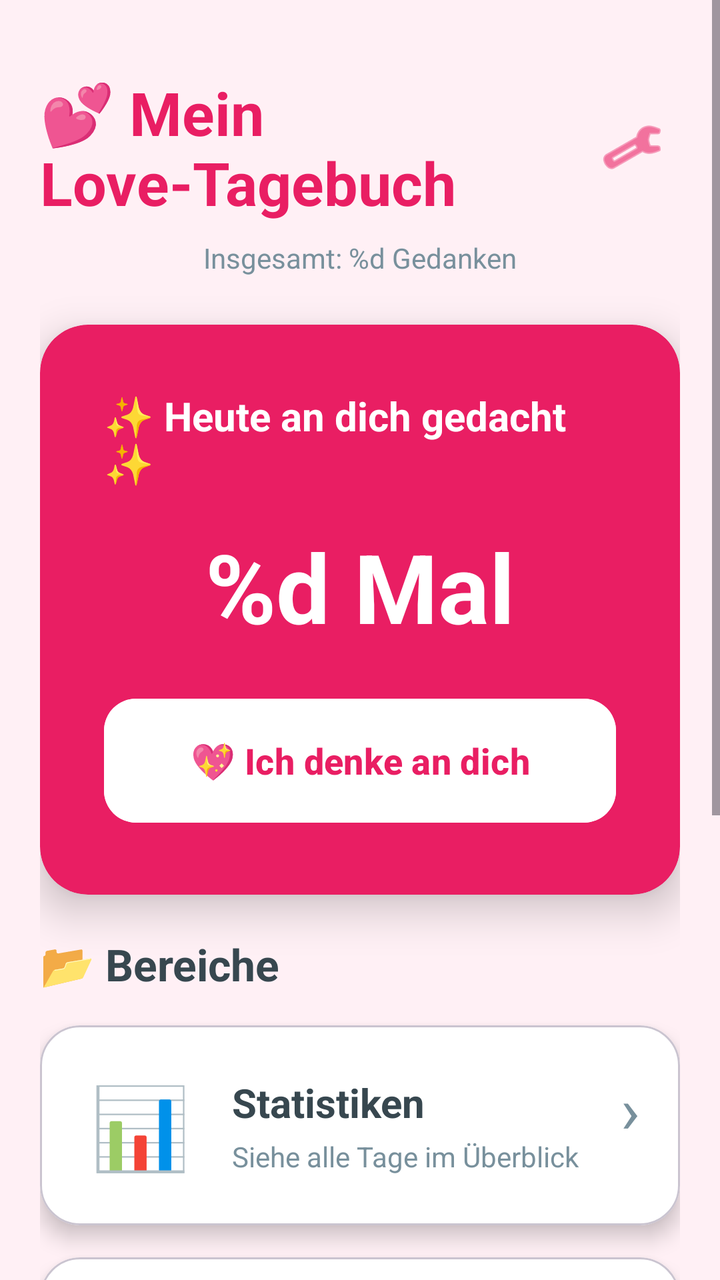
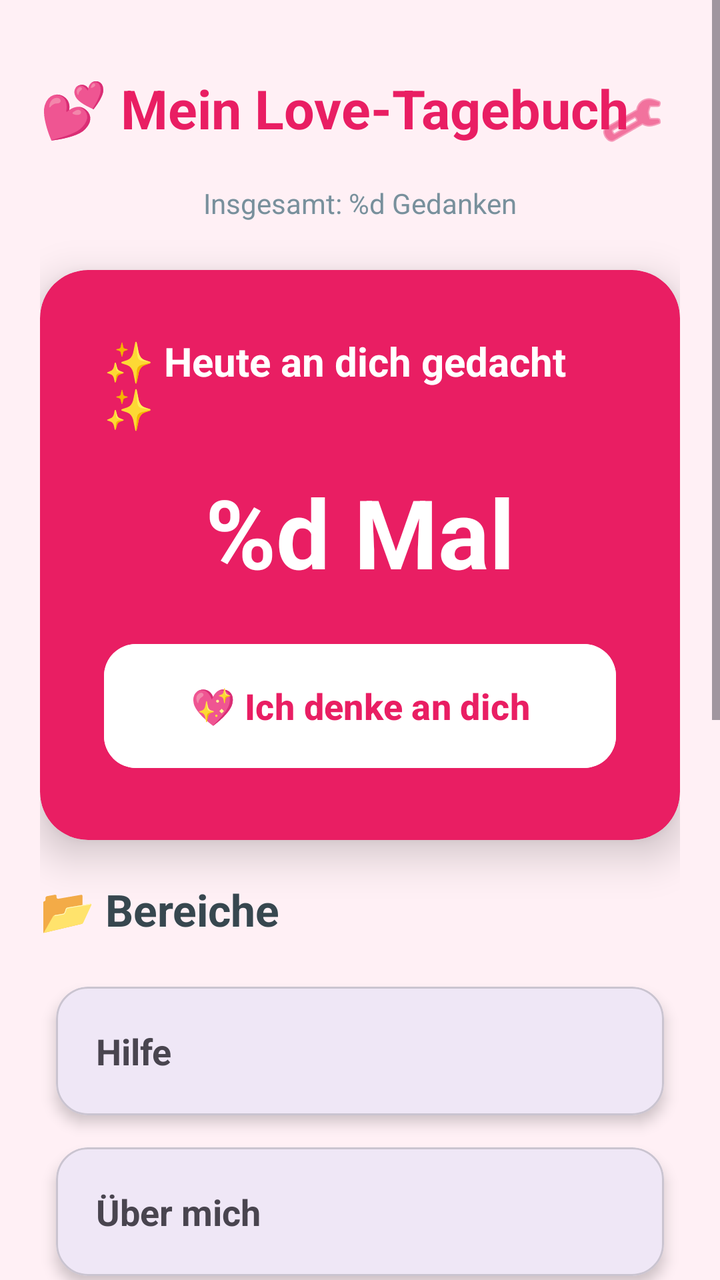

The first picture is an Android layout as it rendered before a commit; the second is the same layout after the commit. The layout source and the unified diff follow.
<!-- AndroidManifest.xml: application theme Theme.MeinTagebuch -->
<!-- res/layout/activity_main.xml -->
<?xml version="1.0" encoding="utf-8"?>
<ScrollView
    xmlns:android="http://schemas.android.com/apk/res/android"
    xmlns:app="http://schemas.android.com/apk/res-auto"
    android:layout_width="match_parent"
    android:layout_height="match_parent"
    android:background="@color/background">

    <LinearLayout
        android:layout_width="match_parent"
        android:layout_height="wrap_content"
        android:orientation="vertical"
        android:padding="20dp">

        
        <RelativeLayout
            android:layout_width="match_parent"
            android:layout_height="wrap_content"
            android:layout_marginTop="16dp"
            android:layout_marginBottom="8dp">

            

            
            <TextView
                android:id="@+id/mainTitle"
                android:layout_width="wrap_content"
                android:layout_height="wrap_content"
                android:text="@string/main_title"
                android:textColor="@color/primary"
                android:textSize="30sp"
                android:textStyle="bold" />

            <ImageView
                android:id="@+id/settingsButton"
                android:layout_width="48dp"
                android:layout_height="48dp"
                android:layout_alignParentEnd="true"
                android:layout_centerVertical="true"
                android:src="@android:drawable/ic_menu_preferences"
                android:padding="8dp"
                android:background="?attr/selectableItemBackgroundBorderless"
                android:contentDescription="Einstellungen"
                app:tint="@color/primary"/>

        </RelativeLayout>

        <TextView
            android:id="@+id/totalThoughtsText"
            android:layout_width="wrap_content"
            android:layout_height="wrap_content"
            android:text="@string/total_thoughts"
            android:textSize="14sp"
            android:textColor="@color/secondary_text"
            android:layout_gravity="center"
            android:layout_marginBottom="24dp"/>

        
        <com.google.android.material.card.MaterialCardView
            android:layout_width="match_parent"
            android:layout_height="wrap_content"
            android:layout_marginBottom="20dp"
            app:cardCornerRadius="24dp"
            app:cardElevation="12dp"
            app:strokeWidth="0dp"
            android:backgroundTint="@color/primary">

            <LinearLayout
                android:layout_width="match_parent"
                android:layout_height="wrap_content"
                android:orientation="vertical"
                android:padding="32dp"
                android:gravity="center">

                <TextView
                    android:layout_width="wrap_content"
                    android:layout_height="wrap_content"
                    android:text="@string/thought_card_title"
                    android:textSize="20sp"
                    android:textColor="@android:color/white"
                    android:textStyle="bold"
                    android:layout_marginBottom="16dp"/>

                <TextView
                    android:id="@+id/thoughtCountText"
                    android:layout_width="wrap_content"
                    android:layout_height="wrap_content"
                    android:text="@string/thought_count"
                    android:textSize="48sp"
                    android:textStyle="bold"
                    android:textColor="@android:color/white"
                    android:layout_marginBottom="20dp"/>

                <Button
                    android:id="@+id/thoughtButton"
                    android:layout_width="match_parent"
                    android:layout_height="70dp"
                    android:text="@string/thought_button"
                    android:textSize="18sp"
                    android:textStyle="bold"
                    android:backgroundTint="@android:color/white"
                    android:textColor="@color/primary"
                    app:cornerRadius="16dp"/>

            </LinearLayout>
        </com.google.android.material.card.MaterialCardView>

        
        <TextView
            android:layout_width="wrap_content"
            android:layout_height="wrap_content"
            android:text="@string/sections_title"
            android:textSize="22sp"
            android:textStyle="bold"
            android:textColor="@color/primary_text"
            android:layout_marginBottom="16dp"/>

        
        <com.google.android.material.card.MaterialCardView
            android:id="@+id/statisticsCard"
            android:layout_width="match_parent"
            android:layout_height="wrap_content"
            android:layout_marginBottom="16dp"
            app:cardCornerRadius="20dp"
            app:cardElevation="6dp"
            android:clickable="true"
            android:focusable="true"
            android:foreground="?attr/selectableItemBackground"
            android:backgroundTint="@color/card_background">

            <LinearLayout
                android:layout_width="match_parent"
                android:layout_height="wrap_content"
                android:orientation="horizontal"
                android:padding="20dp"
                android:gravity="center_vertical">

                <TextView
                    android:layout_width="60dp"
                    android:layout_height="60dp"
                    android:text="📊"
                    android:textSize="40sp"
                    android:gravity="center"/>

                <LinearLayout
                    android:layout_width="0dp"
                    android:layout_height="wrap_content"
                    android:layout_marginStart="16dp"
                    android:layout_weight="1"
                    android:orientation="vertical">

                    <TextView
                        android:layout_height="match_parent"
                        android:layout_width="match_parent"
                        android:text="@string/statistics_title"
                        android:textColor="@color/primary_text"
                        android:textSize="20sp"
                        android:textStyle="bold" />

                    <TextView
                        android:layout_width="match_parent"
                        android:layout_height="match_parent"
                        android:layout_marginTop="4dp"
                        android:text="@string/statistics_subtitle"
                        android:textColor="@color/secondary_text"
                        android:textSize="14sp" />
                </LinearLayout>

                <TextView
                    android:layout_width="wrap_content"
                    android:layout_height="match_parent"
                    android:text="›"
                    android:textSize="32sp"
                    android:textColor="@color/secondary_text"/>
            </LinearLayout>
        </com.google.android.material.card.MaterialCardView>

        
        <com.google.android.material.card.MaterialCardView
            android:id="@+id/diaryCard"
            android:layout_width="match_parent"
            android:layout_height="wrap_content"
            android:layout_marginBottom="16dp"
            app:cardCornerRadius="20dp"
            app:cardElevation="6dp"
            android:clickable="true"
            android:focusable="true"
            android:foreground="?attr/selectableItemBackground"
            android:backgroundTint="@color/card_background">

            <LinearLayout
                android:layout_width="match_parent"
                android:layout_height="wrap_content"
                android:orientation="horizontal"
                android:padding="20dp"
                android:gravity="center_vertical">

                <TextView
                    android:layout_width="60dp"
                    android:layout_height="60dp"
                    android:text="📔"
                    android:textSize="40sp"
                    android:gravity="center"/>

                <LinearLayout
                    android:layout_width="0dp"
                    android:layout_height="wrap_content"
                    android:layout_weight="1"
                    android:orientation="vertical"
                    android:layout_marginStart="16dp">

                    <TextView
                        android:layout_height="match_parent"
                        android:layout_width="match_parent"
                        android:text="@string/diary_title"
                        android:textSize="20sp"
                        android:textStyle="bold"
                        android:textColor="@color/primary_text"/>

                    <TextView
                        android:layout_width="match_parent"
                        android:layout_height="match_parent"
                        android:text="@string/diary_subtitle"
                        android:textSize="14sp"
                        android:textColor="@color/secondary_text"
                        android:layout_marginTop="4dp"/>
                </LinearLayout>

                <TextView
                    android:layout_height="match_parent"
                    android:layout_width="wrap_content"
                    android:text="›"
                    android:textSize="32sp"
                    android:textColor="@color/secondary_text"/>
            </LinearLayout>
        </com.google.android.material.card.MaterialCardView>

        
        <com.google.android.material.card.MaterialCardView
            android:id="@+id/photosCard"
            android:layout_width="match_parent"
            android:layout_height="wrap_content"
            android:layout_marginBottom="16dp"
            app:cardCornerRadius="20dp"
            app:cardElevation="6dp"
            android:clickable="true"
            android:focusable="true"
            android:foreground="?attr/selectableItemBackground"
            android:backgroundTint="@color/card_background">

            <LinearLayout
                android:layout_width="match_parent"
                android:layout_height="wrap_content"
                android:orientation="horizontal"
                android:padding="20dp"
                android:gravity="center_vertical">

                <TextView
                    android:layout_width="60dp"
                    android:layout_height="60dp"
                    android:text="📸"
                    android:textSize="40sp"
                    android:gravity="center"/>

                <LinearLayout
                    android:layout_width="0dp"
                    android:layout_height="wrap_content"
                    android:layout_weight="1"
                    android:orientation="vertical"
                    android:layout_marginStart="16dp">

                    <TextView
                        android:layout_width="match_parent"
                        android:layout_height="match_parent"
                        android:text="@string/photos_title"
                        android:textSize="20sp"
                        android:textStyle="bold"
                        android:textColor="@color/primary_text"/>

                    <TextView
                        android:layout_height="match_parent"
                        android:layout_width="match_parent"
                        android:text="@string/photos_subtitle"
                        android:textSize="14sp"
                        android:textColor="@color/secondary_text"
                        android:layout_marginTop="4dp"/>
                </LinearLayout>

                <TextView
                    android:layout_width="wrap_content"
                    android:layout_height="wrap_content"
                    android:text="›"
                    android:textSize="32sp"
                    android:textColor="@color/secondary_text"/>
            </LinearLayout>
        </com.google.android.material.card.MaterialCardView>

        
        <com.google.android.material.card.MaterialCardView
            android:id="@+id/partnerCard"
            android:layout_width="match_parent"
            android:layout_height="wrap_content"
            android:layout_marginBottom="24dp"
            app:cardCornerRadius="20dp"
            app:cardElevation="6dp"
            android:clickable="true"
            android:focusable="true"
            android:foreground="?attr/selectableItemBackground"
            android:backgroundTint="@color/card_background">

            <LinearLayout
                android:layout_width="match_parent"
                android:layout_height="wrap_content"
                android:orientation="horizontal"
                android:padding="20dp"
                android:gravity="center_vertical">

                <TextView
                    android:layout_width="60dp"
                    android:layout_height="60dp"
                    android:text="👑"
                    android:textSize="40sp"
                    android:gravity="center"/>

                <LinearLayout
                    android:layout_width="0dp"
                    android:layout_height="wrap_content"
                    android:layout_weight="1"
                    android:orientation="vertical"
                    android:layout_marginStart="16dp">

                    <TextView
                        android:layout_height="match_parent"
                        android:layout_width="match_parent"
                        android:text="@string/partner_title"
                        android:textSize="20sp"
                        android:textStyle="bold"
                        android:textColor="@color/primary_text"/>

                    <TextView
                        android:layout_width="match_parent"
                        android:layout_height="match_parent"
                        android:text="@string/partner_subtitle"
                        android:textSize="14sp"
                        android:textColor="@color/secondary_text"
                        android:layout_marginTop="4dp"/>
                </LinearLayout>

                <TextView
                    android:layout_height="wrap_content"
                    android:layout_width="wrap_content"
                    android:text="›"
                    android:textSize="32sp"
                    android:textColor="@color/secondary_text"/>
            </LinearLayout>
        </com.google.android.material.card.MaterialCardView>

    </LinearLayout>

</ScrollView>
<!-- resources referenced by this layout -->
<resources>
  <color name="background">#FFF0F5</color>
  <color name="card_background">#FFFFFF</color>
  <color name="primary">#E91E63</color>
  <color name="primary_text">#37474F</color>
  <color name="secondary_text">#78909C</color>
  <string name="diary_subtitle">Alle Einträge ansehen</string>
  <string name="diary_title">Tagebuch</string>
  <string name="main_title">💕 Mein Love-Tagebuch</string>
  <string name="partner_subtitle">Gemeinsam schreiben</string>
  <string name="partner_title">Partner</string>
  <string name="photos_subtitle">Erinnerungen festhalten</string>
  <string name="photos_title">Foto-Galerie</string>
  <string name="sections_title">📂 Bereiche</string>
  <string name="statistics_subtitle">Siehe alle Tage im Überblick</string>
  <string name="statistics_title">Statistiken</string>
  <string name="thought_button">💖 Ich denke an dich</string>
  <string name="thought_card_title">✨ Heute an dich gedacht ✨</string>
  <string name="thought_count">%d Mal</string>
  <string name="total_thoughts">Insgesamt: %d Gedanken</string>
  <style name="Theme.MeinTagebuch" parent="Base.Theme.MeinTagebuch" />
  <style name="Base.Theme.MeinTagebuch" parent="Theme.Material3.DayNight.NoActionBar">
          
          
      </style>
</resources>

<!-- the commit's change to res/layout/activity_main.xml (unified diff, before → after) -->
@@ -22,13 +22,14 @@
             
 
             
+
             <TextView
                 android:id="@+id/mainTitle"
                 android:layout_width="wrap_content"
                 android:layout_height="wrap_content"
                 android:text="@string/main_title"
                 android:textColor="@color/primary"
-                android:textSize="30sp"
+                android:textSize="27sp"
                 android:textStyle="bold" />
 
             <ImageView
@@ -114,6 +115,40 @@
             android:textStyle="bold"
             android:textColor="@color/primary_text"
             android:layout_marginBottom="16dp"/>
+        <com.google.android.material.card.MaterialCardView
+            android:id="@+id/hilfeCard"
+            android:layout_width="match_parent"
+            android:layout_height="wrap_content"
+            android:layout_margin="8dp"
+            app:cardElevation="4dp"
+            app:cardCornerRadius="16dp">
+
+            <TextView
+                android:layout_width="match_parent"
+                android:layout_height="wrap_content"
+                android:padding="20dp"
+                android:text="@string/section_hilfe"
+                android:textSize="18sp"
+                android:textStyle="bold"/>
+        </com.google.android.material.card.MaterialCardView>
+
+        <com.google.android.material.card.MaterialCardView
+            android:id="@+id/ueberMichCard"
+            android:layout_width="match_parent"
+            android:layout_height="wrap_content"
+            android:layout_margin="8dp"
+            app:cardElevation="4dp"
+            app:cardCornerRadius="16dp">
+
+            <TextView
+                android:layout_width="match_parent"
+                android:layout_height="wrap_content"
+                android:padding="20dp"
+                android:text="@string/section_ueber_mich"
+                android:textSize="18sp"
+                android:textStyle="bold"/>
+        </com.google.android.material.card.MaterialCardView>
+
 
         
         <com.google.android.material.card.MaterialCardView
<!-- resource entries referenced after the edit -->
@@ -12,6 +12,8 @@
   <string name="partner_title">Partner</string>
   <string name="photos_subtitle">Erinnerungen festhalten</string>
   <string name="photos_title">Foto-Galerie</string>
+  <string name="section_hilfe">Hilfe</string>
+  <string name="section_ueber_mich">Über mich</string>
   <string name="sections_title">📂 Bereiche</string>
   <string name="statistics_subtitle">Siehe alle Tage im Überblick</string>
   <string name="statistics_title">Statistiken</string>
